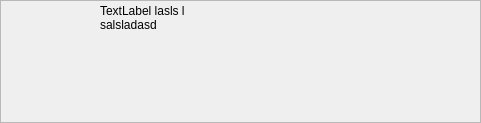
Before: the Qt Designer form fgamewidget.ui in FusionLauncher/FusionClient, drawn with Qt 5.
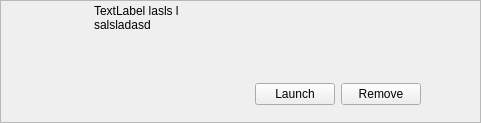
After: the same form once the commit is applied.

Commit message: FGameWidget: Add Launch/remove-Button, Lower min-Width GameInfoDialog: Implement Downloader-Signals MainWindow: Lower min-Width Ressource: Add Fusion-logo as Fallback-Art

```diff
--- a/fgamewidget.ui
+++ b/fgamewidget.ui
@@ -18,7 +18,7 @@
   </property>
   <property name="minimumSize">
    <size>
-    <width>400</width>
+    <width>300</width>
     <height>123</height>
    </size>
   </property>
@@ -60,7 +60,7 @@
      </property>
      <layout class="QHBoxLayout" name="horizontalLayout_2">
       <property name="leftMargin">
-       <number>1</number>
+       <number>5</number>
       </property>
       <property name="topMargin">
        <number>1</number>
@@ -81,13 +81,13 @@
         </property>
         <property name="minimumSize">
          <size>
-          <width>90</width>
+          <width>80</width>
           <height>110</height>
          </size>
         </property>
         <property name="maximumSize">
          <size>
-          <width>90</width>
+          <width>80</width>
           <height>110</height>
          </size>
         </property>
@@ -139,6 +139,20 @@
             </property>
            </spacer>
           </item>
+          <item>
+           <widget class="QPushButton" name="fgwDialog_launchButton">
+            <property name="text">
+             <string>Launch</string>
+            </property>
+           </widget>
+          </item>
+          <item>
+           <widget class="QPushButton" name="fgwDialog_removeButton">
+            <property name="text">
+             <string>Remove</string>
+            </property>
+           </widget>
+          </item>
           <item>
            <widget class="QLabel" name="fgwDialog_TypeIcon">
             <property name="minimumSize">
```
The commit also changes 8 other files.
